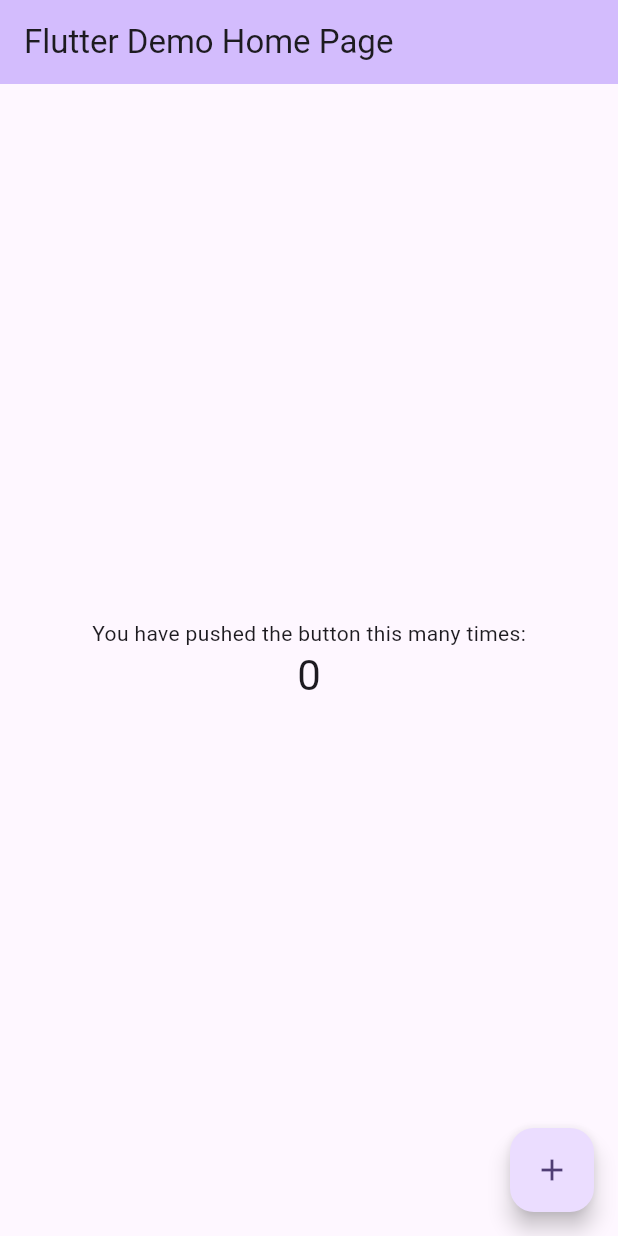
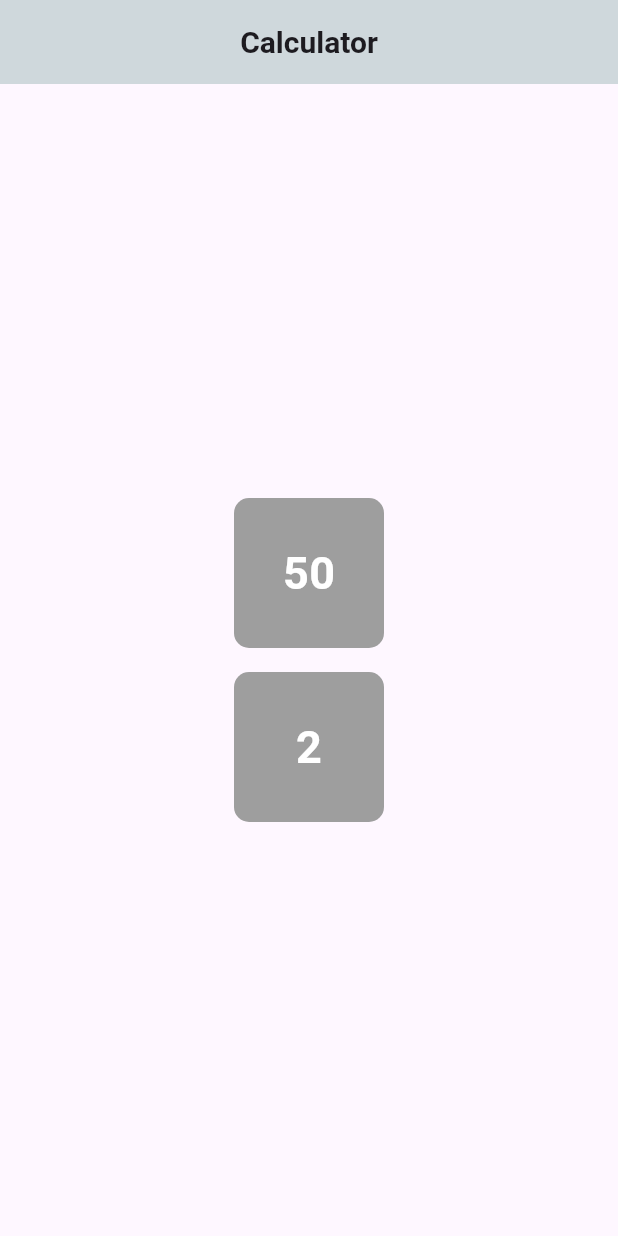
Before and after one commit to SRAABIA/Calculator_Flutter, a Flutter app: the screen it shows after launch, on a phone screen of 412 x 824 dp. Run offline on Flutter 3.47's test engine with Material 3 defaults, Android fonts, the phone set to English and light mode, and no system bars.

Commit message:
Learned constructors, Null-coalescing operator and re-usability of widgets.

```diff
--- /dev/null
+++ b/lib/constant.dart
@@ -0,0 +1,5 @@
+import 'package:flutter/material.dart';
+
+const grayColor = Colors.grey;
+
+const whiteColor = Colors.white;
--- /dev/null
+++ b/lib/home.dart
@@ -0,0 +1,72 @@
+import 'package:calculator/constant.dart';
+import 'package:flutter/material.dart';
+class Home extends StatefulWidget {
+  const Home({super.key});
+
+  @override
+  State<Home> createState() => _HomeState();
+}
+
+class _HomeState extends State<Home> {
+  @override
+  Widget build(BuildContext context) {
+    return Scaffold(
+      appBar: AppBar(
+        title: const Text('Calculator',style: TextStyle(
+          fontSize: 20,
+          fontWeight: FontWeight.bold,
+        ),),
+        centerTitle: true,
+        backgroundColor: Colors.blueGrey.shade100,
+      ),
+
+      body: Center(
+        child: Column(
+          crossAxisAlignment: CrossAxisAlignment.center,
+          mainAxisAlignment: MainAxisAlignment.center,
+            children: [
+              const MyButton(text: '1',number: 50,),
+              const MyButton(text: '2'),
+            ]
+        ),
+      ),
+    );
+  }
+}
+
+class MyButton extends StatelessWidget {
+  final String text;
+  final int? number;
+
+  const MyButton({
+    super.key,
+    required this.text,
+    this.number,
+
+  });
+
+  @override
+  Widget build(BuildContext context) {
+    return  Padding(
+      padding: const EdgeInsets.all(8.0),
+        child: Container(
+          height: 100,
+          width: 100,
+          decoration: BoxDecoration(
+            color: grayColor,
+            borderRadius: BorderRadius.circular(10),
+          ),
+          child: Center(
+            child: Text(
+              number != null ? number.toString() : text ?? "",
+              style: const TextStyle(
+                  fontSize: 30,
+                  fontWeight: FontWeight.bold,
+                color: whiteColor,
+            ),
+            ),
+          ),
+        ),
+    );
+  }
+}
--- a/lib/main.dart
+++ b/lib/main.dart
@@ -1,3 +1,4 @@
+import 'package:calculator/home.dart';
 import 'package:flutter/material.dart';
 
 void main() {
@@ -6,117 +7,15 @@ void main() {
 
 class MyApp extends StatelessWidget {
   const MyApp({super.key});
-
-  // This widget is the root of your application.
   @override
   Widget build(BuildContext context) {
     return MaterialApp(
-      title: 'Flutter Demo',
+      title: 'Calculator',
+      debugShowCheckedModeBanner: false,
       theme: ThemeData(
-        // This is the theme of your application.
-        //
-        // TRY THIS: Try running your application with "flutter run". You'll see
-        // the application has a purple toolbar. Then, without quitting the app,
-        // try changing the seedColor in the colorScheme below to Colors.green
-        // and then invoke "hot reload" (save your changes or press the "hot
-        // reload" button in a Flutter-supported IDE, or press "r" if you used
-        // the command line to start the app).
-        //
-        // Notice that the counter didn't reset back to zero; the application
-        // state is not lost during the reload. To reset the state, use hot
-        // restart instead.
-        //
-        // This works for code too, not just values: Most code changes can be
-        // tested with just a hot reload.
         colorScheme: ColorScheme.fromSeed(seedColor: Colors.deepPurple),
       ),
-      home: const MyHomePage(title: 'Flutter Demo Home Page'),
+      home: Home(),
     );
   }
 }
-
-class MyHomePage extends StatefulWidget {
-  const MyHomePage({super.key, required this.title});
-
-  // This widget is the home page of your application. It is stateful, meaning
-  // that it has a State object (defined below) that contains fields that affect
-  // how it looks.
-
-  // This class is the configuration for the state. It holds the values (in this
-  // case the title) provided by the parent (in this case the App widget) and
-  // used by the build method of the State. Fields in a Widget subclass are
-  // always marked "final".
-
-  final String title;
-
-  @override
-  State<MyHomePage> createState() => _MyHomePageState();
-}
-
-class _MyHomePageState extends State<MyHomePage> {
-  int _counter = 0;
-
-  void _incrementCounter() {
-    setState(() {
-      // This call to setState tells the Flutter framework that something has
-      // changed in this State, which causes it to rerun the build method below
-      // so that the display can reflect the updated values. If we changed
-      // _counter without calling setState(), then the build method would not be
-      // called again, and so nothing would appear to happen.
-      _counter++;
-    });
-  }
-
-  @override
-  Widget build(BuildContext context) {
-    // This method is rerun every time setState is called, for instance as done
-    // by the _incrementCounter method above.
-    //
-    // The Flutter framework has been optimized to make rerunning build methods
-    // fast, so that you can just rebuild anything that needs updating rather
-    // than having to individually change instances of widgets.
-    return Scaffold(
-      appBar: AppBar(
-        // TRY THIS: Try changing the color here to a specific color (to
-        // Colors.amber, perhaps?) and trigger a hot reload to see the AppBar
-        // change color while the other colors stay the same.
-        backgroundColor: Theme.of(context).colorScheme.inversePrimary,
-        // Here we take the value from the MyHomePage object that was created by
-        // the App.build method, and use it to set our appbar title.
-        title: Text(widget.title),
-      ),
-      body: Center(
-        // Center is a layout widget. It takes a single child and positions it
-        // in the middle of the parent.
-        child: Column(
-          // Column is also a layout widget. It takes a list of children and
-          // arranges them vertically. By default, it sizes itself to fit its
-          // children horizontally, and tries to be as tall as its parent.
-          //
-          // Column has various properties to control how it sizes itself and
-          // how it positions its children. Here we use mainAxisAlignment to
-          // center the children vertically; the main axis here is the vertical
-          // axis because Columns are vertical (the cross axis would be
-          // horizontal).
-          //
-          // TRY THIS: Invoke "debug painting" (choose the "Toggle Debug Paint"
-          // action in the IDE, or press "p" in the console), to see the
-          // wireframe for each widget.
-          mainAxisAlignment: MainAxisAlignment.center,
-          children: <Widget>[
-            const Text('You have pushed the button this many times:'),
-            Text(
-              '$_counter',
-              style: Theme.of(context).textTheme.headlineMedium,
-            ),
-          ],
-        ),
-      ),
-      floatingActionButton: FloatingActionButton(
-        onPressed: _incrementCounter,
-        tooltip: 'Increment',
-        child: const Icon(Icons.add),
-      ), // This trailing comma makes auto-formatting nicer for build methods.
-    );
-  }
-}
```
Also changed, not shown: 1 other file.
